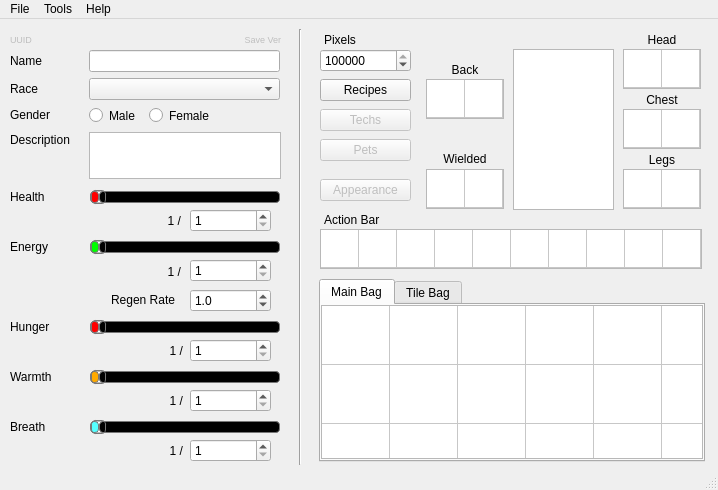
Above: starcheat/templates/MainWindow.ui from wizzomafizzo/starcheat before the change. Below: the same form after it.
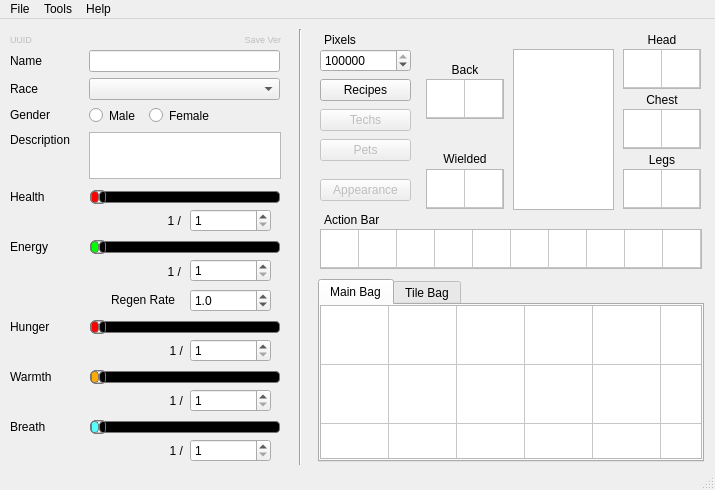
That is the form after the change.

Commit message: Fix item category index bug, minor UI tweaks

Diff of the .ui file:
```diff
--- a/starcheat/templates/MainWindow.ui
+++ b/starcheat/templates/MainWindow.ui
@@ -6,7 +6,7 @@
    <rect>
     <x>0</x>
     <y>0</y>
-    <width>718</width>
+    <width>715</width>
     <height>490</height>
    </rect>
   </property>
@@ -18,13 +18,13 @@
   </property>
   <property name="minimumSize">
    <size>
-    <width>718</width>
+    <width>715</width>
     <height>490</height>
    </size>
   </property>
   <property name="maximumSize">
    <size>
-    <width>718</width>
+    <width>715</width>
     <height>490</height>
    </size>
   </property>
@@ -496,7 +496,7 @@
    <widget class="QTabWidget" name="inv_tabs">
     <property name="geometry">
      <rect>
-      <x>319</x>
+      <x>318</x>
       <y>260</y>
       <width>386</width>
       <height>183</height>
@@ -536,7 +536,7 @@
        <bool>true</bool>
       </property>
       <property name="styleSheet">
-       <string notr="true">selection-background-color: rgb(197, 197, 197);</string>
+       <string notr="true">selection-background-color: white;</string>
       </property>
       <property name="verticalScrollBarPolicy">
        <enum>Qt::ScrollBarAlwaysOff</enum>
@@ -1875,7 +1875,7 @@
     <rect>
      <x>0</x>
      <y>0</y>
-     <width>718</width>
+     <width>715</width>
      <height>19</height>
     </rect>
    </property>
```
Left out of the diff: 27 changed lines with no effect on the pictures. The commit also changes 2 other files.
